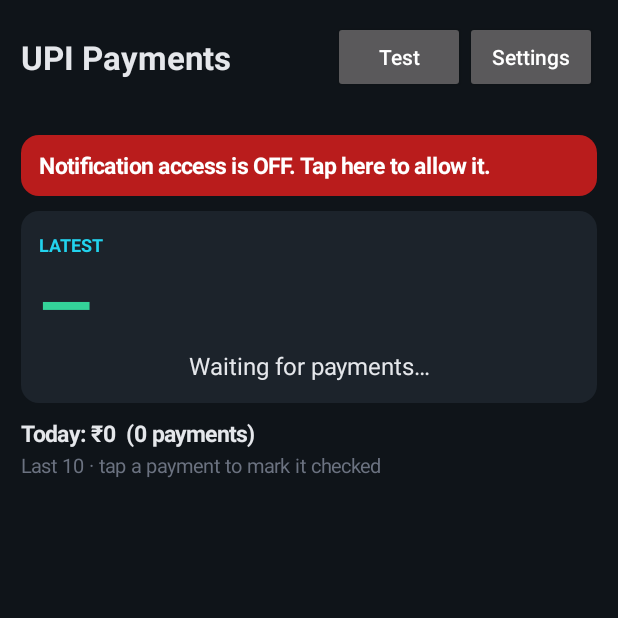
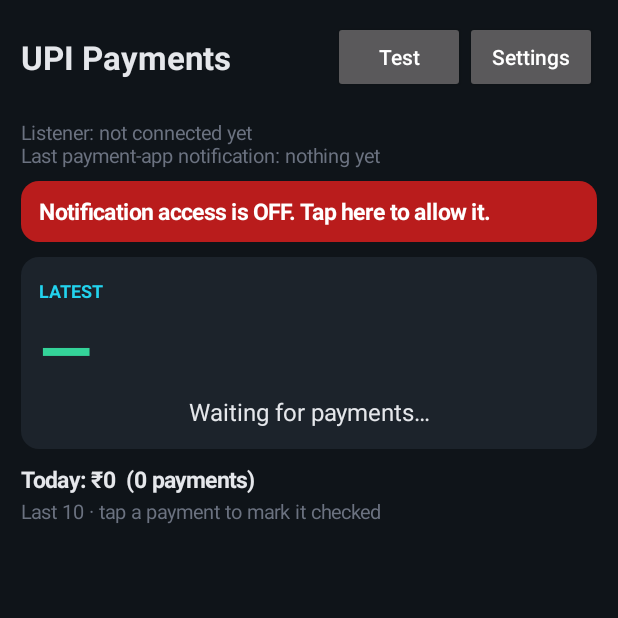
Before and after one commit to saharudheen/Upi-display, an Android app: the screen it shows after launch (MainActivity), on a phone screen of 412 x 824 dp, the top half of it. Run offline under Robolectric (Android 15) with nearby library versions, the phone set to English and light mode, and no system bars.

Commit message:
Add files via upload

```diff
--- a/app/build.gradle.kts
+++ b/app/build.gradle.kts
@@ -11,8 +11,8 @@ android {
         applicationId = "com.saha.upidisplay"
         minSdk = 24
         targetSdk = 34
-        versionCode = 1
-        versionName = "0.1"
+        versionCode = 2
+        versionName = "0.2"
     }
 
     // Fixed key so new builds install over the old one on both phones.
--- a/app/src/main/java/com/saha/upidisplay/MainActivity.kt
+++ b/app/src/main/java/com/saha/upidisplay/MainActivity.kt
@@ -126,7 +126,11 @@ class MainActivity : Activity() {
                 .ifEmpty { listOf("no payment app found — pick one in Settings") }
                 .joinToString(", ")
             else -> ""
-        }
+        } + if (!display) {
+            val conn = Prefs.status(this, "conn").ifBlank { "not connected yet" }
+            val seen = Prefs.status(this, "seen").ifBlank { "nothing yet" }
+            "\nListener: $conn\nLast payment-app notification: $seen"
+        } else ""
 
         val list = PaymentStore.all(this)
         val first = list.firstOrNull()
--- a/app/src/main/java/com/saha/upidisplay/PaymentParser.kt
+++ b/app/src/main/java/com/saha/upidisplay/PaymentParser.kt
@@ -1,4 +1,5 @@
 package com.saha.upidisplay
+
 import java.text.Normalizer
 
 /** Reads the amount and payer out of a payment notification's text. */
@@ -26,6 +27,7 @@ object PaymentParser {
     private val PAID_YOU = Regex("""(\p{Lu}[\p{L}.]*(?:\s+\p{Lu}[\p{L}.]*){0,3})\s+(?:has\s+)?(?:paid|sent)\s+you""")
 
     fun parse(text: String): Parsed? {
+        // PhonePe writes amounts in styled digits like 𝟭𝟬; NFKC turns them into plain 10.
         val t = Normalizer.normalize(text, Normalizer.Form.NFKC).replace('\n', ' ').trim()
         if (t.isEmpty()) return null
         if (!CREDIT.containsMatchIn(t)) return null
--- a/app/src/main/java/com/saha/upidisplay/Prefs.kt
+++ b/app/src/main/java/com/saha/upidisplay/Prefs.kt
@@ -35,6 +35,10 @@ object Prefs {
     fun displayIp(c: Context): String = sp(c).getString("ip", "") ?: ""
     fun setDisplayIp(c: Context, v: String) = sp(c).edit().putString("ip", v.trim()).apply()
 
+    /** Small status lines shown on the main screen to make problems easy to spot. */
+    fun setStatus(c: Context, key: String, v: String) = sp(c).edit().putString("st_$key", v).apply()
+    fun status(c: Context, key: String): String = sp(c).getString("st_$key", "") ?: ""
+
     fun tagFor(c: Context, pkg: String): String {
         KNOWN[pkg]?.let { return it }
         return try {
```
Also changed, not shown: app/src/main/java/com/saha/upidisplay/PaymentListenerService.kt (+23 -3 lines).
